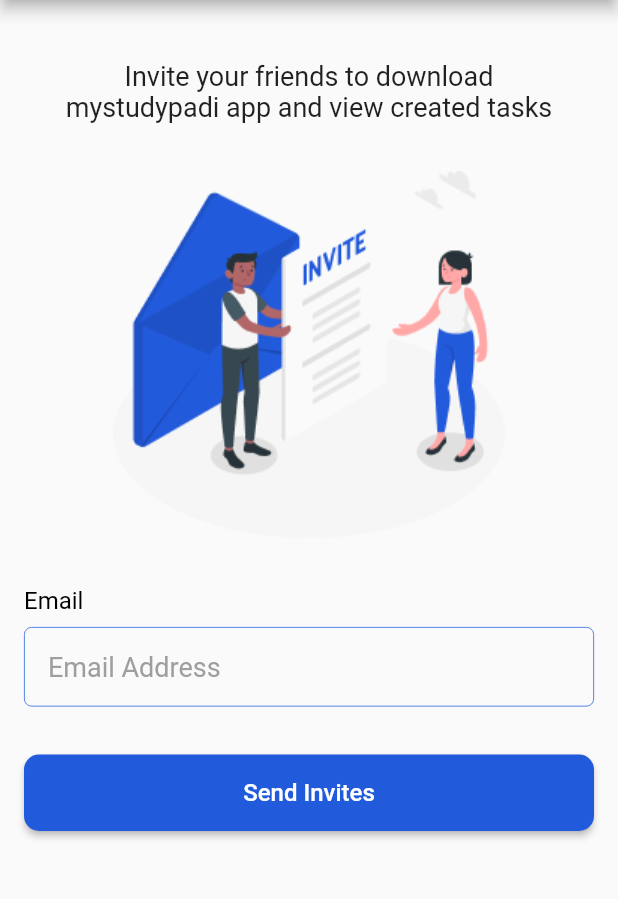
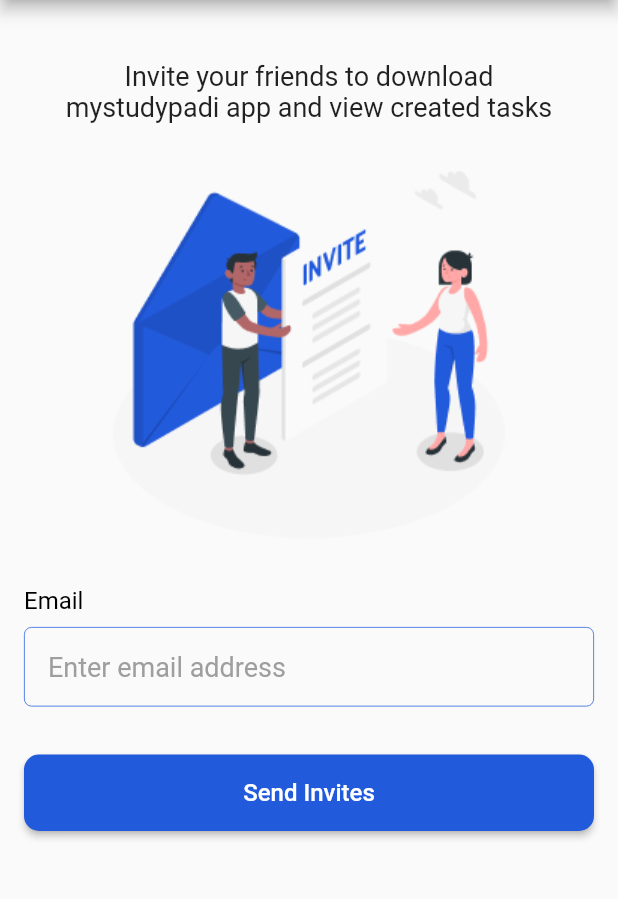
Before and after one commit to toyyibat1/My-StudyPal, a Flutter app: the InviteFriendScreen screen opened directly, on a phone screen of 412 x 824 dp, the part 84-983 px from its top. Run offline on Flutter 3.47's test engine with Material 2 defaults, Android fonts, the phone set to English and light mode, and no system bars; our stand-ins replace firebase_core, flutter_spinkit, flutter_svg, google_fonts; accounts and stored records are empty.

Commit message:
edited some text

```diff
--- a/lib/src/views/screens/invite_friends_screen.dart
+++ b/lib/src/views/screens/invite_friends_screen.dart
@@ -39,7 +39,7 @@ class _InviteFriendScreenState extends State<InviteFriendScreen> {
                 kLargeVerticalSpacing,
                 AppTextField(
                 text: 'Email',
-                hintText: 'Email Address',
+                hintText: 'Enter email address',
                 ),
                 kLargeVerticalSpacing,
                 Row(
```
